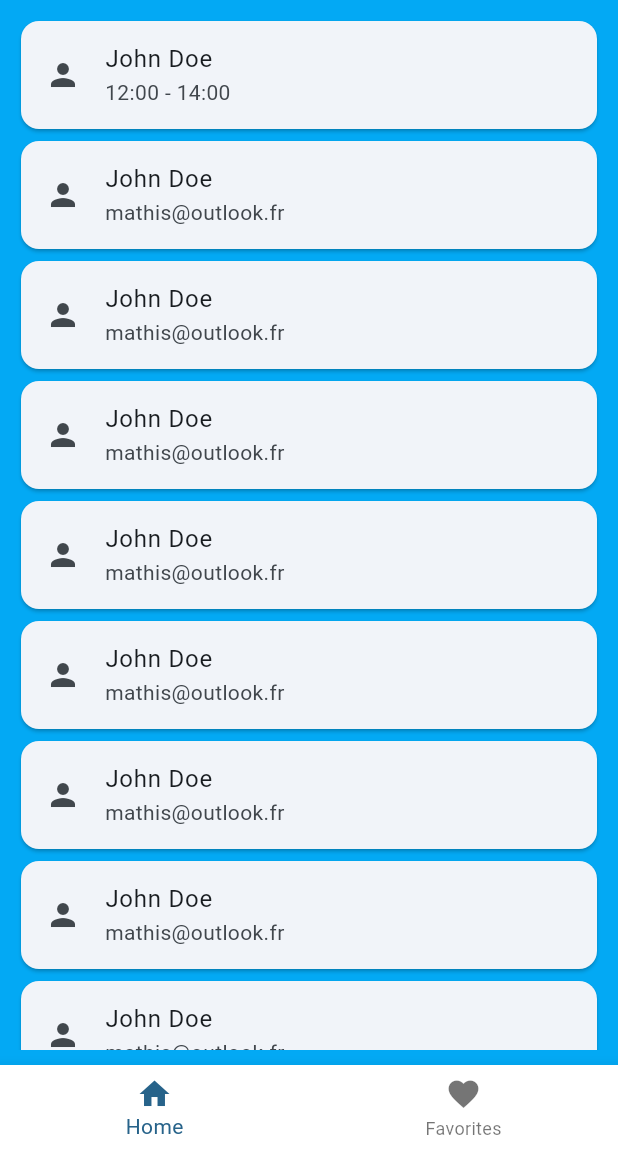
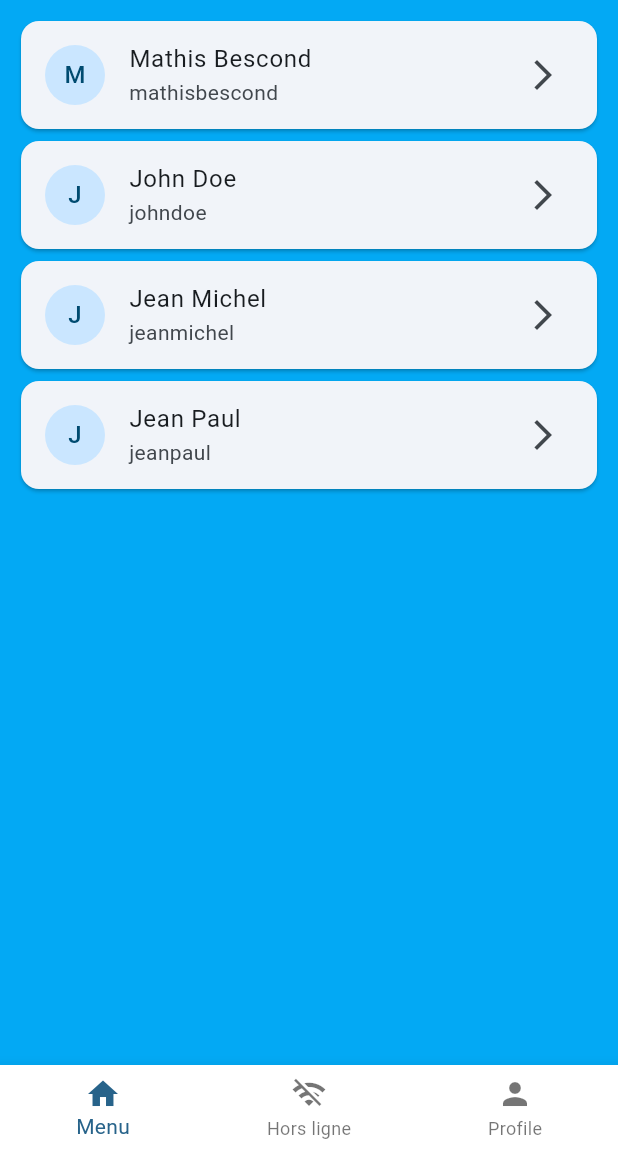
Before and after one commit to mathis47000/info-dom, a Flutter app: the screen it shows after launch, after a tap on "Connexion", on a phone screen of 412 x 824 dp, the part 84-1236 px from its top. Run offline on Flutter 3.47's test engine with Material 2 defaults, Android fonts, the phone set to English and light mode, and no system bars; our stand-ins replace bloc, equatable, flutter_bloc.

Commit message:
make the beginning of the personal user's page

```diff
--- /dev/null
+++ b/lib/models/user.dart
@@ -0,0 +1,24 @@
+// class User with name and email
+
+class User {
+  final String name;
+  final String email;
+
+  User({required this.name, required this.email});
+
+  //getter and setter
+  String get getName => name;
+  String get getEmail => email;
+  set setName(String name) => name = name;
+  set setEmail(String email) => email = email;
+
+  //sample data with 10 diffent users
+  static List<User> getUsers() {
+    return <User>[
+      User(name: 'Mathis Bescond', email: 'mathisbescond'),
+      User(name: 'John Doe', email: 'johndoe'),
+      User(name: 'Jean Michel', email: 'jeanmichel'),
+      User(name: 'Jean Paul', email: 'jeanpaul'),
+    ];
+  }
+}
--- a/lib/screens/home/home_page.dart
+++ b/lib/screens/home/home_page.dart
@@ -1,7 +1,10 @@
 import 'package:flutter/material.dart';
-import 'package:info_dom/screens/home/list_view_user.dart';
+import 'package:info_dom/screens/home/list_user/list_view_user.dart';
+import 'package:info_dom/screens/login_page.dart';
 
 class HomePage extends StatefulWidget {
+  const HomePage({super.key});
+
   @override
   State<HomePage> createState() => _MyHomePageState();
 }
@@ -19,6 +22,11 @@ class _MyHomePageState extends State<HomePage> {
       case 1:
         page = const Placeholder(
           color: Colors.red,
+        );
+        break;
+      case 2:
+        page = const Placeholder(
+          color: Colors.green,
         );
         break;
       default:
@@ -42,7 +50,8 @@ class _MyHomePageState extends State<HomePage> {
           IconButton(
             icon: const Icon(Icons.logout),
             onPressed: () {
-              print('logout');
+              Navigator.push(context,
+                  MaterialPageRoute(builder: (context) => const LoginPage()));
             },
           ),
         ],
@@ -58,11 +67,15 @@ class _MyHomePageState extends State<HomePage> {
                   items: const [
                     BottomNavigationBarItem(
                       icon: Icon(Icons.home),
-                      label: 'Home',
+                      label: 'Menu',
                     ),
                     BottomNavigationBarItem(
-                      icon: Icon(Icons.favorite),
-                      label: 'Favorites',
+                      icon: Icon(Icons.wifi_off),
+                      label: 'Hors ligne',
+                    ),
+                    BottomNavigationBarItem(
+                      icon: Icon(Icons.person),
+                      label: 'Profile',
                     ),
                   ],
                   currentIndex: selectedIndex,
--- /dev/null
+++ b/lib/screens/home/list_user/list_view_user.dart
@@ -0,0 +1,38 @@
+import 'package:flutter/material.dart';
+import 'package:info_dom/models/user.dart';
+import 'package:info_dom/screens/home/list_user/detail_view_user.dart';
+
+class ListViewUser extends StatelessWidget {
+  const ListViewUser({Key? key}) : super(key: key);
+
+  @override
+  Widget build(BuildContext context) {
+    return Container(
+      padding: const EdgeInsets.all(10),
+      child: ListView(
+        children: User.getUsers().map<Widget>((user) {
+          return Card(
+            child: ListTile(
+              leading: CircleAvatar(
+                child: Text(user.getName[0]),
+              ),
+              title: Text(user.getName),
+              subtitle: Text(user.getEmail),
+              trailing: const Icon(Icons.arrow_forward_ios),
+              onTap: () {
+                //navigate to detail view
+                Navigator.push(
+                    context,
+                    MaterialPageRoute(
+                      builder: (context) => DetailViewUser(user: user),
+                    ));
+              },
+            ),
+          );
+        }).toList(
+          growable: false,
+        ),
+      ),
+    );
+  }
+}
--- a/lib/screens/home/list_view_user.dart
+++ /dev/null
@@ -1,37 +0,0 @@
-import 'package:flutter/material.dart';
-
-class ListViewUser extends StatelessWidget {
-  const ListViewUser({Key? key}) : super(key: key);
-
-  @override
-  Widget build(BuildContext context) {
-    var user = [
-      {'name': 'John Doe', 'email': '12:00 - 14:00'},
-      {'name': 'John Doe', 'email': 'mathis@outlook.fr'},
-      {'name': 'John Doe', 'email': 'mathis@outlook.fr'},
-      {'name': 'John Doe', 'email': 'mathis@outlook.fr'},
-      {'name': 'John Doe', 'email': 'mathis@outlook.fr'},
-      {'name': 'John Doe', 'email': 'mathis@outlook.fr'},
-      {'name': 'John Doe', 'email': 'mathis@outlook.fr'},
-      {'name': 'John Doe', 'email': 'mathis@outlook.fr'},
-      {'name': 'John Doe', 'email': 'mathis@outlook.fr'},
-      {'name': 'John Doe', 'email': 'mathis@outlook.fr'},
-    ];
-    return Container(
-      padding: const EdgeInsets.all(10),
-      child: ListView(
-        children: user.map<Widget>((user) {
-          return Card(
-            child: ListTile(
-              leading: const Icon(Icons.person),
-              title: Text(user['name']!),
-              subtitle: Text(user['email']!),
-            ),
-          );
-        }).toList(
-          growable: false,
-        ),
-      ),
-    );
-  }
-}
--- a/lib/screens/login_page.dart
+++ b/lib/screens/login_page.dart
@@ -56,8 +56,8 @@ class _LoginPageState extends State<LoginPage> {
                       icon: const Icon(Icons.lock),
                       suffixIcon: IconButton(
                         icon: state.isObscure
-                            ? const Icon(Icons.visibility)
-                            : const Icon(Icons.visibility_off),
+                            ? const Icon(Icons.visibility_off)
+                            : const Icon(Icons.visibility),
                         onPressed: () =>
                             context.read<LoginBloc>().add(TogglePassword()),
                       ),
```
Also changed, not shown: lib/screens/home/list_user/detail_view_user.dart (added, +45 -0 lines), lib/widgets/data_display.dart (added, +31 -0 lines), lib/widgets/data_display_icon.dart (added, +33 -0 lines), lib/widgets/personal_widget.dart (added, +57 -0 lines).
